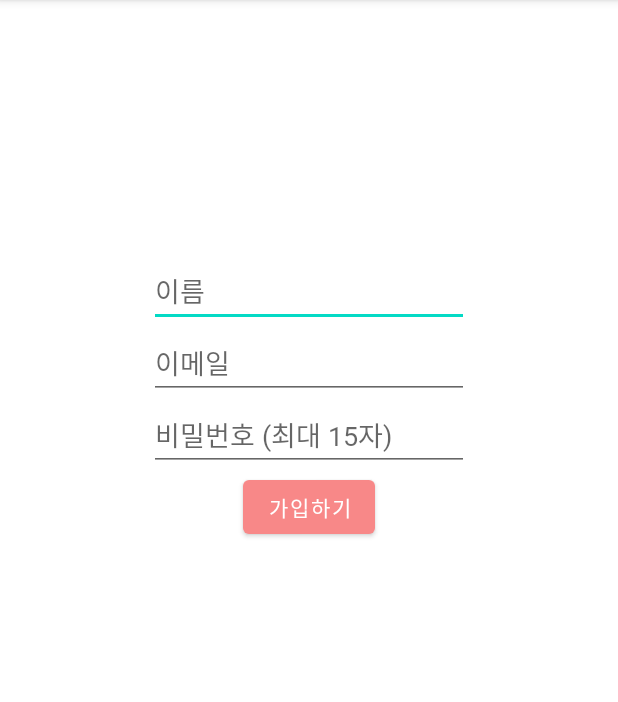
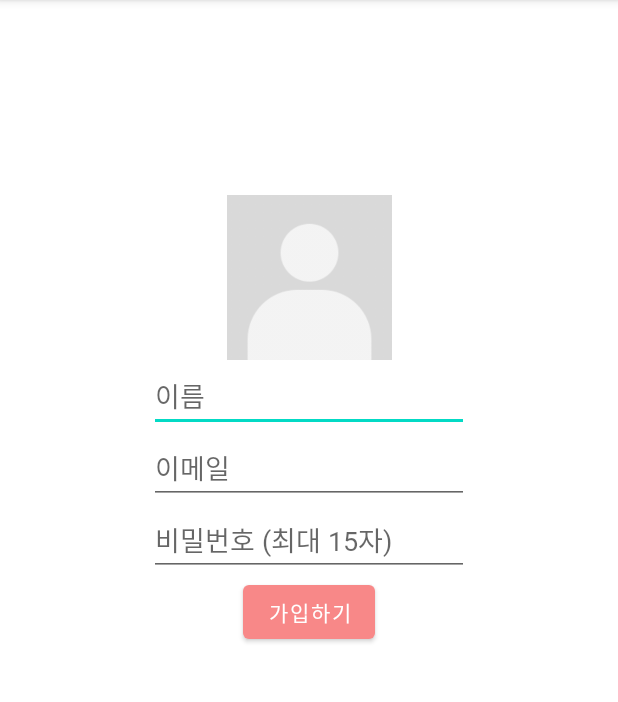
Before and after one commit to rustzh/housemate, an Android app: the screen it shows after launch (SignUpActivity), after a tap on "회원가입", on a phone screen of 412 x 824 dp, the part 84-786 px from its top. Run offline under Robolectric (Android 15) with nearby library versions, the light colour scheme and no system bars; our stand-ins replace Firebase (no records; nobody signed in at launch, a user with empty details on screens opened directly); pictures from the network do not load.

Commit message:
프로필 사진 등록

```diff
--- a/app/build.gradle
+++ b/app/build.gradle
@@ -36,6 +36,7 @@ dependencies {
     implementation 'com.google.firebase:firebase-database:19.2.1'
     implementation 'com.google.firebase:firebase-firestore:21.4.0'
     implementation 'com.google.firebase:firebase-auth:21.0.5'
+    implementation 'com.google.firebase:firebase-storage:20.0.1'
     testImplementation 'junit:junit:4.13.2'
     androidTestImplementation 'androidx.test.ext:junit:1.1.3'
     androidTestImplementation 'androidx.test.espresso:espresso-core:3.4.0'
--- a/app/src/main/java/org/isfp/housemate/Listdata.java
+++ b/app/src/main/java/org/isfp/housemate/Listdata.java
@@ -1,7 +1,3 @@
-<<<<<<< HEAD
-//package org.isfp.housemate;public class listdata {
-//}
-=======
 package org.isfp.housemate;
 
 public class Listdata {
@@ -11,4 +7,3 @@ public class Listdata {
 
 }
 //adapter에서 각 아이템에 대한 데이터를 저장할 객체가 필요
->>>>>>> 2e5dab1feeba515520bd3f77a8954f7044780dd9
--- a/app/src/main/java/org/isfp/housemate/MainActivity.java
+++ b/app/src/main/java/org/isfp/housemate/MainActivity.java
@@ -60,7 +60,15 @@ public class MainActivity extends AppCompatActivity  {
             startActivity(intent);
         }
 
-
+        Button logOutButton = (Button) findViewById(R.id.logOutButton);
+        logOutButton.setOnClickListener(new View.OnClickListener(){
+            @Override
+            public void onClick(View view){
+                auth.signOut();
+                Intent intent = new Intent(getApplicationContext(), SignInAndUpActivity.class);
+                startActivity(intent);
+            }
+        });
 
         prevBtn.setOnClickListener(new View.OnClickListener() {
             @Override
--- a/app/src/main/res/layout/activity_signup.xml
+++ b/app/src/main/res/layout/activity_signup.xml
@@ -16,6 +16,16 @@
         app:layout_constraintStart_toStartOf="parent"
         app:layout_constraintTop_toBottomOf="@+id/inputPW" />
 
+    <ImageView
+        android:id="@+id/inputProfile"
+        android:background="@drawable/default_profile"
+        android:layout_width="110dp"
+        android:layout_height="110dp"
+        android:layout_marginTop="130dp"
+        app:layout_constraintEnd_toEndOf="parent"
+        app:layout_constraintStart_toStartOf="parent"
+        app:layout_constraintTop_toTopOf="parent" />
+
     <EditText
         android:id="@+id/inputName"
         android:layout_width="wrap_content"
@@ -23,10 +33,9 @@
         android:ems="10"
         android:hint="이름"
         android:inputType="text"
-        android:layout_marginTop="170dp"
         app:layout_constraintEnd_toEndOf="parent"
         app:layout_constraintStart_toStartOf="parent"
-        app:layout_constraintTop_toTopOf="parent" />
+        app:layout_constraintTop_toBottomOf="@id/inputProfile" />
 
     <EditText
         android:id="@+id/inputEmail"
@@ -50,4 +59,5 @@
         app:layout_constraintEnd_toEndOf="parent"
         app:layout_constraintStart_toStartOf="parent"
         app:layout_constraintTop_toBottomOf="@+id/inputEmail" />
+
 </androidx.constraintlayout.widget.ConstraintLayout>
```
Also changed, not shown: app/src/main/java/org/isfp/housemate/SignUpActivity.java (+75 -12 lines), app/src/main/java/org/isfp/housemate/User.java (+7 -4 lines), app/src/main/res/layout/activity_main.xml (+7 -1 lines), app/src/main/res/drawable/default_profile.png (added).
